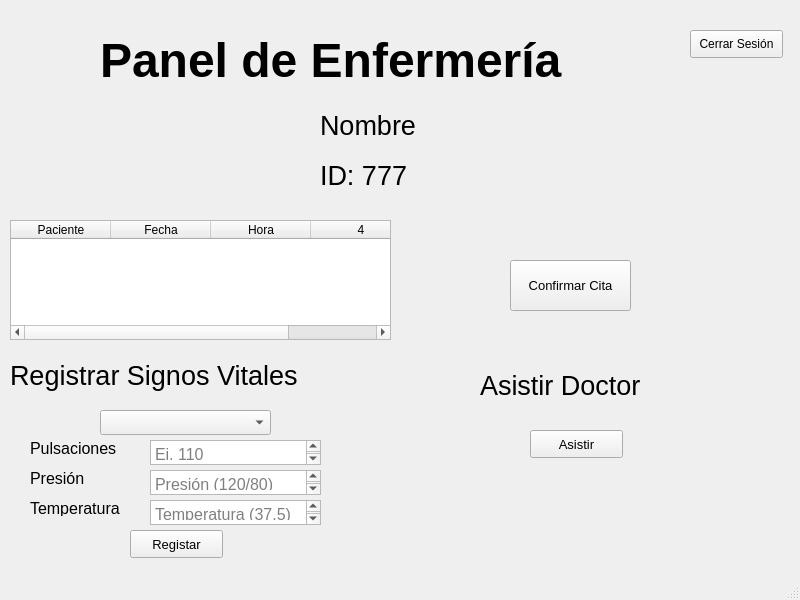
Before: the Qt Designer form views/nurse_dashboard.ui in diegoca27/MVCModel, drawn with Qt 5.
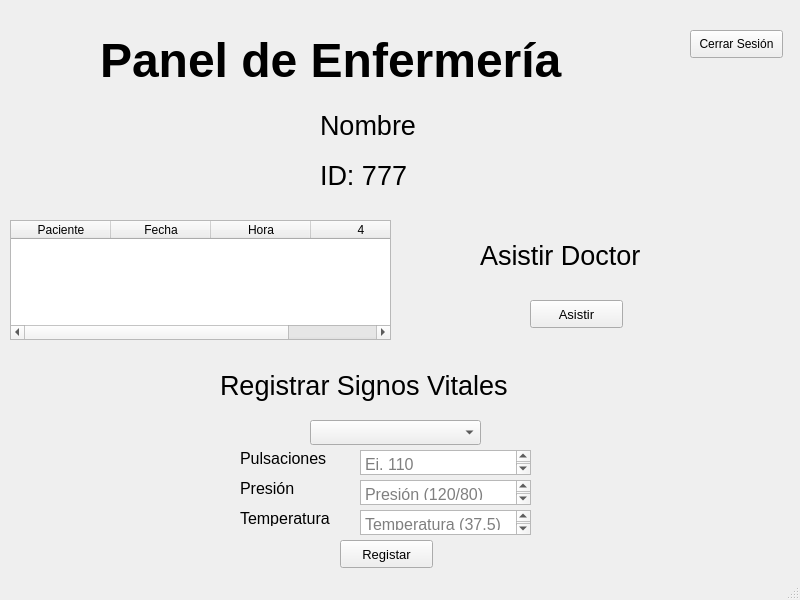
After: the same form once the commit is applied.

Commit message: Nurse, patient and login windows implemented

Patch:
```diff
--- a/views/nurse_dashboard.ui
+++ b/views/nurse_dashboard.ui
@@ -74,7 +74,7 @@
     <property name="geometry">
      <rect>
       <x>530</x>
-      <y>430</y>
+      <y>300</y>
       <width>93</width>
       <height>28</height>
      </rect>
@@ -92,7 +92,7 @@
     <property name="geometry">
      <rect>
       <x>480</x>
-      <y>360</y>
+      <y>230</y>
       <width>201</width>
       <height>51</height>
      </rect>
@@ -109,8 +109,8 @@
    <widget class="QPushButton" name="bt_register">
     <property name="geometry">
      <rect>
-      <x>130</x>
-      <y>530</y>
+      <x>340</x>
+      <y>540</y>
       <width>93</width>
       <height>28</height>
      </rect>
@@ -127,8 +127,8 @@
    <widget class="QLabel" name="lb_vital_signs">
     <property name="geometry">
      <rect>
-      <x>10</x>
-      <y>350</y>
+      <x>220</x>
+      <y>360</y>
       <width>351</width>
       <height>51</height>
      </rect>
@@ -179,8 +179,8 @@
    <widget class="QComboBox" name="cb_patient_selection">
     <property name="geometry">
      <rect>
-      <x>100</x>
-      <y>410</y>
+      <x>310</x>
+      <y>420</y>
       <width>171</width>
       <height>25</height>
      </rect>
@@ -193,8 +193,8 @@
    <widget class="QLabel" name="lb_pulse">
     <property name="geometry">
      <rect>
-      <x>30</x>
-      <y>440</y>
+      <x>240</x>
+      <y>450</y>
       <width>111</width>
       <height>16</height>
      </rect>
@@ -211,8 +211,8 @@
    <widget class="QTextEdit" name="txt_vital_signs">
     <property name="geometry">
      <rect>
-      <x>150</x>
-      <y>440</y>
+      <x>360</x>
+      <y>450</y>
       <width>171</width>
       <height>25</height>
      </rect>
@@ -229,8 +229,8 @@
    <widget class="QTextEdit" name="txt_blood_pressure">
     <property name="geometry">
      <rect>
-      <x>150</x>
-      <y>470</y>
+      <x>360</x>
+      <y>480</y>
       <width>171</width>
       <height>25</height>
      </rect>
@@ -247,8 +247,8 @@
    <widget class="QLabel" name="lb_blood_pressure">
     <property name="geometry">
      <rect>
-      <x>30</x>
-      <y>470</y>
+      <x>240</x>
+      <y>480</y>
       <width>111</width>
       <height>16</height>
      </rect>
@@ -265,8 +265,8 @@
    <widget class="QTextEdit" name="txt_temperature">
     <property name="geometry">
      <rect>
-      <x>150</x>
-      <y>500</y>
+      <x>360</x>
+      <y>510</y>
       <width>171</width>
       <height>25</height>
      </rect>
@@ -283,8 +283,8 @@
    <widget class="QLabel" name="lb_temperature">
     <property name="geometry">
      <rect>
-      <x>30</x>
-      <y>500</y>
+      <x>240</x>
+      <y>510</y>
       <width>111</width>
       <height>16</height>
      </rect>
@@ -298,25 +298,6 @@
      <string>Temperatura</string>
     </property>
    </widget>
-   <widget class="QPushButton" name="bt_confirm_appointment">
-    <property name="geometry">
-     <rect>
-      <x>510</x>
-      <y>260</y>
-      <width>121</width>
-      <height>51</height>
-     </rect>
-    </property>
-    <property name="font">
-     <font>
-      <pointsize>10</pointsize>
-     </font>
-    </property>
-    <property name="text">
-     <string>Confirmar Cita</string>
-    </property>
-   </widget>
-   <!-- Add logout button -->
    <widget class="QPushButton" name="bt_logout">
     <property name="geometry">
      <rect>
```
Left out of the diff: 7 changed lines with no effect on the pictures. The commit also changes 10 other files.
